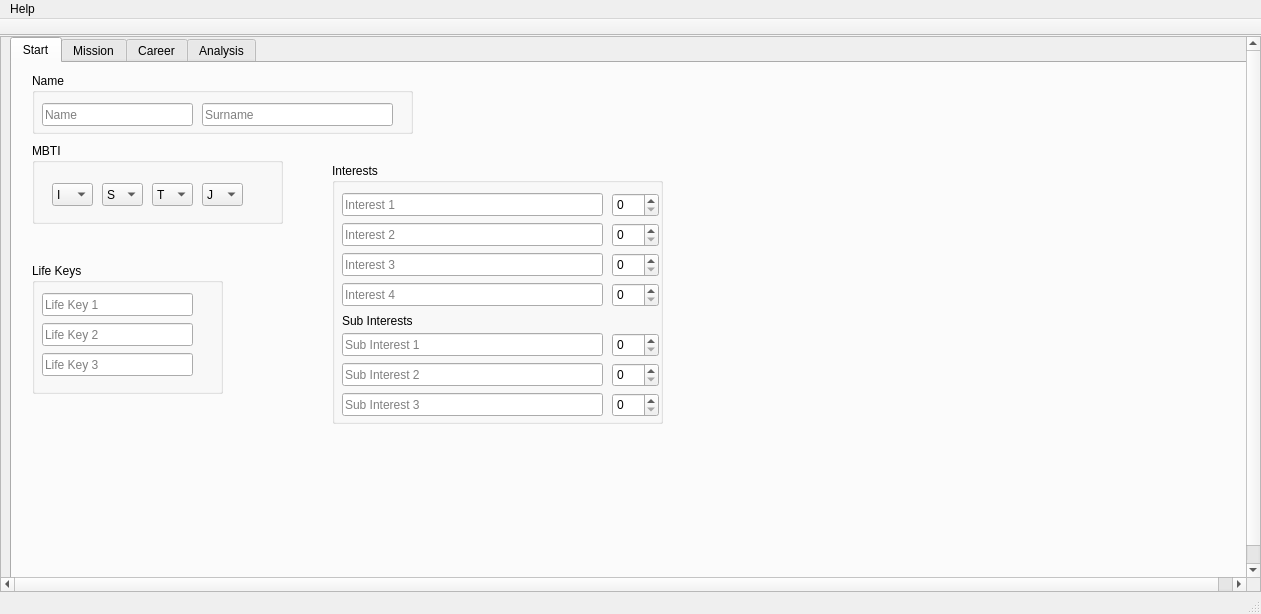
Before: the Qt Designer form src/prothesis-gui/mainwindow.ui in egeldenhuys/prothesis, drawn with Qt 5.
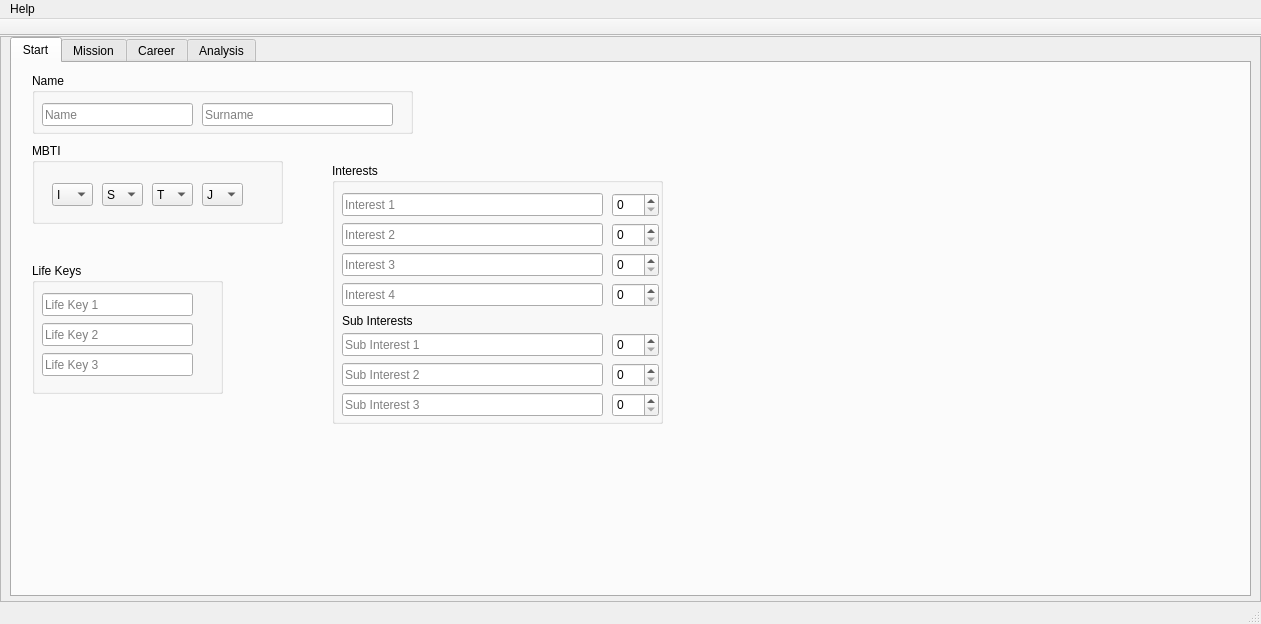
After: the same form once the commit is applied. The open tabs and pages were chosen to show the change. Custom widgets are drawn as their Qt base class.

Commit message: Make it possible to maximize window. Fixes #127

```diff
--- a/src/prothesis-gui/mainwindow.ui
+++ b/src/prothesis-gui/mainwindow.ui
@@ -7,15 +7,9 @@
     <x>0</x>
     <y>0</y>
     <width>1261</width>
-    <height>614</height>
+    <height>624</height>
    </rect>
   </property>
-  <property name="maximumSize">
-   <size>
-    <width>1261</width>
-    <height>614</height>
-   </size>
-  </property>
   <property name="windowTitle">
    <string>Prothesis - v1.0.1</string>
   </property>
@@ -59,10 +53,7 @@
          <height>559</height>
         </rect>
        </property>
-       <layout class="QHBoxLayout" name="horizontalLayout_2">
-        <property name="spacing">
-         <number>0</number>
-        </property>
+       <layout class="QGridLayout" name="gridLayout_2">
         <property name="leftMargin">
          <number>0</number>
         </property>
@@ -75,7 +66,10 @@
         <property name="bottomMargin">
          <number>0</number>
         </property>
-        <item>
+        <property name="spacing">
+         <number>0</number>
+        </property>
+        <item row="0" column="0">
          <widget class="QTabWidget" name="tabWidget">
           <property name="sizePolicy">
            <sizepolicy hsizetype="Fixed" vsizetype="Fixed">
@@ -86,7 +80,7 @@
           <property name="minimumSize">
            <size>
             <width>1241</width>
-            <height>561</height>
+            <height>560</height>
            </size>
           </property>
           <property name="currentIndex">
```
Left out of the diff: 4 changed lines with no effect on the pictures. The commit also changes 1 other file.
